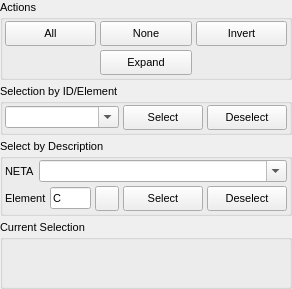
The window that trunk/src/gui/select.ui (trisyoungs/aten) describes before a commit, drawn with Qt 5.
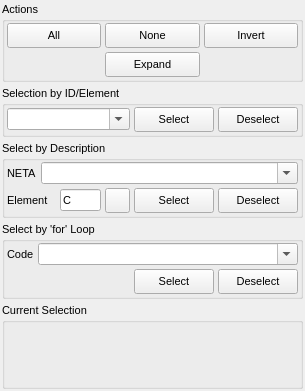
The same window after the commit. Icons and pictures are not drawn.

What changed in the file:
```diff
--- a/trunk/src/gui/select.ui
+++ b/trunk/src/gui/select.ui
@@ -5,8 +5,8 @@
    <rect>
     <x>0</x>
     <y>0</y>
-    <width>270</width>
-    <height>289</height>
+    <width>305</width>
+    <height>391</height>
    </rect>
   </property>
   <property name="sizePolicy">
@@ -17,8 +17,8 @@
   </property>
   <property name="minimumSize">
    <size>
-    <width>270</width>
-    <height>289</height>
+    <width>305</width>
+    <height>391</height>
    </size>
   </property>
   <property name="font">
@@ -41,7 +41,7 @@
      <number>4</number>
     </property>
     <property name="margin">
-     <number>0</number>
+     <number>2</number>
     </property>
     <item>
      <widget class="QGroupBox" name="ActionsBox">
@@ -489,6 +489,127 @@
       </layout>
      </widget>
     </item>
+    <item>
+     <widget class="QGroupBox" name="SelectCommandGroup">
+      <property name="sizePolicy">
+       <sizepolicy hsizetype="Minimum" vsizetype="Minimum">
+        <horstretch>0</horstretch>
+        <verstretch>0</verstretch>
+       </sizepolicy>
+      </property>
+      <property name="minimumSize">
+       <size>
+        <width>0</width>
+        <height>0</height>
+       </size>
+      </property>
+      <property name="title">
+       <string>Select by 'for' Loop</string>
+      </property>
+      <layout class="QVBoxLayout" name="verticalLayout_6">
+       <property name="spacing">
+        <number>4</number>
+       </property>
+       <property name="margin">
+        <number>2</number>
+       </property>
+       <item>
+        <layout class="QHBoxLayout" name="horizontalLayout">
+         <item>
+          <widget class="QLabel" name="CodeLabel">
+           <property name="sizePolicy">
+            <sizepolicy hsizetype="Minimum" vsizetype="Preferred">
+             <horstretch>0</horstretch>
+             <verstretch>0</verstretch>
+            </sizepolicy>
+           </property>
+           <property name="text">
+            <string>Code</string>
+           </property>
+          </widget>
+         </item>
+         <item>
+          <widget class="QComboBox" name="CodeCombo">
+           <property name="sizePolicy">
+            <sizepolicy hsizetype="Expanding" vsizetype="Fixed">
+             <horstretch>0</horstretch>
+             <verstretch>0</verstretch>
+            </sizepolicy>
+           </property>
+           <property name="toolTip">
+            <string>The code written here will be executed for each atom 'i' (supplied as a variable of the same name). It should 'return TRUE;' when the atom 'i' is to be selected.'</string>
+           </property>
+           <property name="editable">
+            <bool>true</bool>
+           </property>
+          </widget>
+         </item>
+        </layout>
+       </item>
+       <item>
+        <layout class="QHBoxLayout" name="horizontalLayout_5">
+         <item>
+          <spacer name="horizontalSpacer">
+           <property name="orientation">
+            <enum>Qt::Horizontal</enum>
+           </property>
+           <property name="sizeHint" stdset="0">
+            <size>
+             <width>40</width>
+             <height>20</height>
+            </size>
+           </property>
+          </spacer>
+         </item>
+         <item>
+          <widget class="QPushButton" name="SelectCodeButton">
+           <property name="minimumSize">
+            <size>
+             <width>0</width>
+             <height>25</height>
+            </size>
+           </property>
+           <property name="maximumSize">
+            <size>
+             <width>16777215</width>
+             <height>25</height>
+            </size>
+           </property>
+           <property name="toolTip">
+            <string>Run the selected code as 'for (i in atoms) if (&lt;code&gt;) selectatom(i);'</string>
+           </property>
+           <property name="text">
+            <string>Select</string>
+           </property>
+          </widget>
+         </item>
+         <item>
+          <widget class="QPushButton" name="DeselectCodeButton">
+           <property name="minimumSize">
+            <size>
+             <width>0</width>
+             <height>25</height>
+            </size>
+           </property>
+           <property name="maximumSize">
+            <size>
+             <width>16777215</width>
+             <height>25</height>
+            </size>
+           </property>
+           <property name="toolTip">
+            <string>Run the selected code as 'for (i in atoms) if (&lt;code&gt;) deselectatom(i);'</string>
+           </property>
+           <property name="text">
+            <string>Deselect</string>
+           </property>
+          </widget>
+         </item>
+        </layout>
+       </item>
+      </layout>
+     </widget>
+    </item>
     <item>
      <widget class="QGroupBox" name="DetailsGroup">
       <property name="sizePolicy">
```
